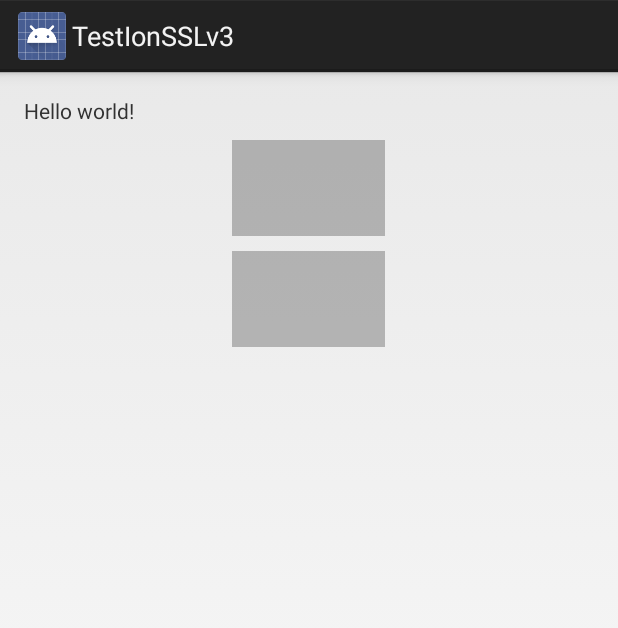
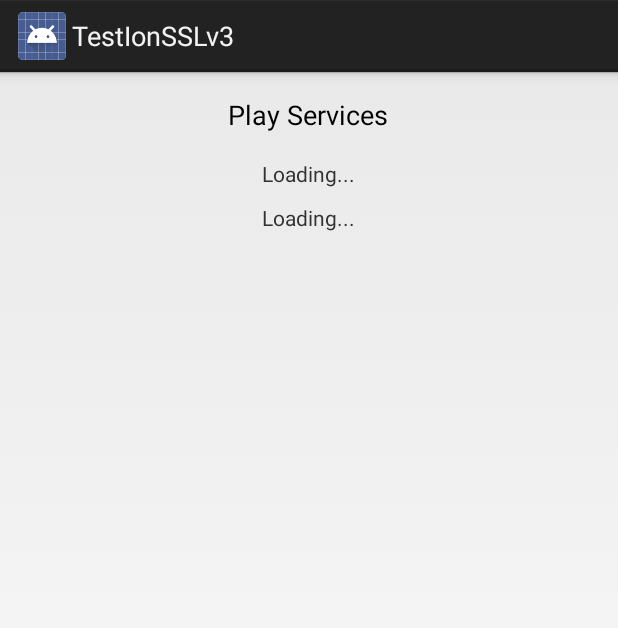
Before and after one commit to lhc180/testSSLv3, an Android app: the screen it shows after launch (MainActivity), on a phone screen of 412 x 824 dp. Shown: the top 628 px of the screen. Run offline under Robolectric (Android 15) with nearby library versions, the phone set to English and light mode, and no system bars; libraries missing offline, so code that uses them is left out: com.koushikdutta.async, com.koushikdutta.ion; pictures from the network do not load; 7 statements that could not run were skipped.

Commit message:
clean code

```diff
--- a/src/main/java/org/robux4/testionsslv3/MainActivity.java
+++ b/src/main/java/org/robux4/testionsslv3/MainActivity.java
@@ -24,10 +24,11 @@ import javax.net.ssl.SSLEngine;
 
 public class MainActivity extends Activity {
 
+	private static final boolean FORCE_USE_SNI = true; // dual call fails when we for Conscrypt to use SNI
+	private static final int DELAY_BETWEEN_CALLS = 200; // ms
+
 	private final static String FEEDLY_OAUTH2_TOKEN = "At2PvX57ImkiOiJiZmRiNDVkMi01MmRiLTRkMWUtOWRhOS01OGM5YWVjYzJjMzUiLCJ1IjoiMTAxMjk2MjUyNDE1MzQ5MDM1NzgwIiwicCI6NiwiYSI6IkZlZWRseSBzYW5kYm94IGNsaWVudCIsInQiOjEzOTc3MTg4NzkwNzJ9:palabre";
 	private static final String LOG_TAG = "TOPHE";
-
-	private static final int DELAY_BETWEEN_CALLS = 200; // ms
 
 	@Override
 	protected void onCreate(Bundle savedInstanceState) {
@@ -61,19 +62,7 @@ public class MainActivity extends Activity {
 			}
 		}
 
-		//Ion.getDefault(this).getConscryptMiddleware().enable(true);
-
 		Ion.getDefault(this).getHttpClient().getSSLSocketMiddleware().addEngineConfigurator(new AsyncSSLEngineConfigurator() {
-			private static final boolean USE_SNI = false;
-			//private static final boolean REMOVE_SSLV3 = false;
-
-			/**
-			 * true  / true  : never finished
-			 * true  / false : finished
-			 * false / true  : finished
-			 * false / false : finished
-			 */
-
 			@Override
 			public void configureEngine(SSLEngine engine, String host, int port) {
 				if (!engine.getClass().getCanonicalName().contains(".conscrypt.")) {
@@ -85,7 +74,7 @@ public class MainActivity extends Activity {
 					});
 				}
 
-				if (USE_SNI) {
+				if (FORCE_USE_SNI) {
 					// temporary fix for https://github.com/koush/ion/issues/428
 					try {
 						Field sslParameters = engine.getClass().getDeclaredField("sslParameters");
@@ -107,77 +96,15 @@ public class MainActivity extends Activity {
 						Log.i(LOG_TAG, "Failed to set the flags in " + engine, e);
 					}
 				}
-/*
-				if (REMOVE_SSLV3) {
-					String[] protocols = engine.getEnabledProtocols();
-					if (protocols != null && protocols.length > 1) {
-						List<String> enabledProtocols = new ArrayList<String>(Arrays.asList(protocols));
-						if (enabledProtocols.remove("SSLv3")) {
-							protocols = enabledProtocols.toArray(new String[enabledProtocols.size()]);
-							engine.setEnabledProtocols(protocols);
-						}
-					}
-				}
-*/
 			}
 		});
-/*
-		if (false)
-		new Thread() {
-			@Override
-			public void run() {
-				JsonObject params = new JsonObject();
 
-				params.addProperty("code", "AiSmoJx7ImkiOiI5YTY1YjA3OS1mYjE5LTQ5N2EtODExOS05ZWZjNDk3ZmIzMDAiLCJ1IjoiMTA1MzUwMjc5NDQwMDU1NzgwOTM2IiwiYSI6IlBhbGFicmUiLCJwIjo2LCJ0IjoxNDE4MzgyODIzMjM0fQ");
-				params.addProperty("client_id", "palabre");
-				params.addProperty("client_secret", "FE01H48LRK62325VQVGYOZ24YFZL");
-				params.addProperty("redirect_uri", "palabre://feedlyauth");
-				params.addProperty("grant_type", "authorization_code");
-
-				Builders.Any.F authTokenFuture = Ion.getDefault(MainActivity.this)
-						.build(MainActivity.this)
-						.load("https://feedly.com/v3/auth/token")
-						.addHeader("X-Requested-With", "com.levelup.palabre")
-						.addHeader("Content-Length", "0")
-						.addHeader("User-Agent", "com.levelup.palabre/56 Ion-1.4.1+AndroidAsync-1.4.1")
-						//.addHeader("Authorization", "Bearer " + FEEDLY_OAUTH2_TOKEN)
-						.setJsonObjectBody(params);
-
-
-				Future<Response<JsonObject>> authTokenJob = authTokenFuture.asJsonObject().withResponse();
-
-				try {
-					Log.v(LOG_TAG, "read profile data");
-					final Response<JsonObject> profileResponse = authTokenJob.get();
-					Log.d(LOG_TAG, "auth token result="+profileResponse.getResult()+" ex="+profileResponse.getException());
-					runOnUiThread(new Runnable() {
-						@Override
-						public void run() {
-							if (profileResponse.getResult() != null) {
-								((TextView) findViewById(R.id.profile)).setText(String.valueOf(profileResponse.getResult()));
-							} else {
-								((TextView) findViewById(R.id.profile)).setText(String.valueOf(profileResponse.getException()));
-							}
-						}
-					});
-				} catch (InterruptedException e) {
-					e.printStackTrace();
-				} catch (ExecutionException e) {
-					e.printStackTrace();
-				}
-
-			}
-		}.start();
-*/
 		new Thread() {
 			@Override
 			public void run() {
 				Builders.Any.B profileJsonFuture = Ion.getDefault(MainActivity.this)
 						.build(MainActivity.this)
 						.load("https://feedly.com/v3/profile")
-						.addHeader("X-Requested-With", "com.levelup.palabre")
-						.addHeader("Content-Length", "0")
-						.addHeader("User-Agent", "com.levelup.palabre/56 Ion-1.4.1+AndroidAsync-1.4.1")
 						.addHeader("Authorization", "Bearer " + FEEDLY_OAUTH2_TOKEN);
 
 				Future<Response<JsonObject>> profileJsonJob = profileJsonFuture.asJsonObject().withResponse();
@@ -215,9 +142,6 @@ public class MainActivity extends Activity {
 				Builders.Any.B categoriesJsonFuture = Ion.getDefault(MainActivity.this)
 						.build(MainActivity.this)
 						.load("https://feedly.com/v3/categories")
-						.addHeader("X-Requested-With", "com.levelup.palabre")
-						.addHeader("Content-Length", "0")
-						.addHeader("User-Agent", "com.levelup.palabre/56 Ion-1.4.1+AndroidAsync-1.4.1")
 						.addHeader("Authorization", "Bearer " + FEEDLY_OAUTH2_TOKEN);
 
 				Future<Response<JsonObject>> categoriesJsonJob = categoriesJsonFuture.asJsonObject().withResponse();
--- a/src/main/res/layout/activity_main.xml
+++ b/src/main/res/layout/activity_main.xml
@@ -9,26 +9,31 @@
                 tools:context=".MainActivity">
 
     <TextView
-        android:text="@string/hello_world"
         android:layout_width="wrap_content"
         android:layout_height="wrap_content"
-        android:id="@+id/textView"/>
+        android:textAppearance="?android:attr/textAppearanceMedium"
+        android:text="Play Services"
+        android:id="@+id/playServices"
+        android:layout_alignParentTop="true"
+        android:layout_centerHorizontal="true"/>
 
-    <ImageView
-        android:layout_width="102dip"
-        android:layout_height="64dip"
-        android:id="@+id/imageView"
-        android:background="#40000000"
-        android:layout_below="@+id/textView"
-        android:layout_centerHorizontal="true"
-        android:layout_marginTop="10dp"/>
+    <TextView
+        android:layout_width="wrap_content"
+        android:layout_height="wrap_content"
+        android:textAppearance="?android:attr/textAppearanceSmall"
+        android:text="Loading..."
+        android:layout_marginTop="17dp"
+        android:id="@+id/profile"
+        android:layout_below="@+id/playServices"
+        android:layout_centerHorizontal="true"/>
 
-    <ImageView
-        android:layout_width="102dip"
-        android:layout_height="64dip"
-        android:id="@+id/imageViewSSL"
-        android:background="#40000000"
-        android:layout_below="@+id/imageView"
-        android:layout_centerHorizontal="true"
-        android:layout_marginTop="10dp"/>
+    <TextView
+        android:layout_width="wrap_content"
+        android:layout_height="wrap_content"
+        android:textAppearance="?android:attr/textAppearanceSmall"
+        android:text="Loading..."
+        android:layout_marginTop="10dp"
+        android:id="@+id/categories"
+        android:layout_below="@+id/profile"
+        android:layout_centerHorizontal="true"/>
 </RelativeLayout>
```
